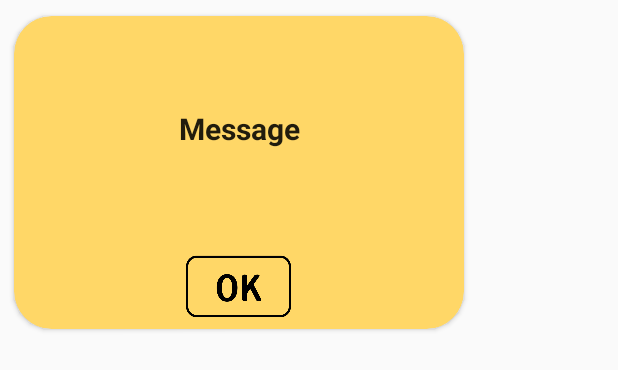
After one commit to angryskull/gameproject1, an Android app: the layout activity_okpopup.xml on its own in the app's theme, with its tools: preview values and no code run, on a phone screen of 412 x 824 dp. The commit adds this screen. Shown: the top 370 px of the screen. Run offline under Robolectric (Android 15) with nearby library versions, the phone set to English and light mode, and no system bars.

Commit message:
[박기태] bgm 버그 수정 / ad life 추가 버그 수정 / ad 안켜지는 버그 수정 / 버튼 push 효과 추가 / ok 팝업 layout 추가

```diff
--- a/GameProject1/app/src/main/AndroidManifest.xml
+++ b/GameProject1/app/src/main/AndroidManifest.xml
@@ -12,6 +12,8 @@
         <activity android:name=".PopupGameOverActivity"
             android:theme="@android:style/Theme.DeviceDefault.Light.Dialog"></activity>
         <activity android:name=".GameActivity" />
+        <activity android:name=".PopupActivity"
+            android:theme="@android:style/Theme.DeviceDefault.Light.Dialog"></activity>
 
         <meta-data
             android:name="com.google.android.gms.ads.APPLICATION_ID"
--- a/GameProject1/app/src/main/res/layout/activity_home.xml
+++ b/GameProject1/app/src/main/res/layout/activity_home.xml
@@ -150,7 +150,7 @@
         app:layout_constraintStart_toStartOf="@+id/backgroundImage"
         app:layout_constraintTop_toTopOf="parent"
         app:layout_constraintVertical_bias="0.912"
-        app:srcCompat="@drawable/playbtn" />
+        app:srcCompat="@drawable/playbutton_selector" />
 
     <LinearLayout
         android:id="@+id/layout_life"
@@ -207,7 +207,7 @@
             android:layout_height="50dp"
             android:layout_marginTop="10dp"
             android:layout_gravity="center"
-            android:src="@drawable/video"
+            android:src="@drawable/adbutton_selector"
             android:scaleType="fitCenter"
             android:clickable="true"
             android:onClick="onClickAd"/>
--- /dev/null
+++ b/GameProject1/app/src/main/res/layout/activity_okpopup.xml
@@ -0,0 +1,31 @@
+<?xml version="1.0" encoding="utf-8"?>
+<androidx.cardview.widget.CardView android:id="@+id/popup"
+    xmlns:android="http://schemas.android.com/apk/res/android"
+    xmlns:app="http://schemas.android.com/apk/res-auto"
+    xmlns:tools="http://schemas.android.com/tools"
+    android:layout_width="wrap_content"
+    android:layout_height="230dp"
+    android:background="#FFFFFFFF"
+    app:cardBackgroundColor="@color/colorBabyYellow"
+    app:cardCornerRadius="25dp"
+    app:cardUseCompatPadding="true"
+    tools:context=".PopupActivity">
+
+    <TextView
+        android:id="@+id/text_msg"
+        android:layout_width="300dp"
+        android:layout_height="150dp"
+        android:layout_gravity="top"
+        android:gravity="center"
+        android:text="Message"
+        android:textColor="@color/browser_actions_text_color"
+        android:textSize="20sp"
+        android:textStyle="bold"/>
+    <Button
+        android:id="@+id/button_ok"
+        android:layout_width="70dp"
+        android:layout_height="50dp"
+        android:background="@drawable/ok"
+        android:layout_gravity="bottom|center"/>
+
+</androidx.cardview.widget.CardView>
```
Also changed, not shown: GameProject1/app/src/main/java/com/example/gameproject1/GameActivity.java (+10 -0 lines), GameProject1/app/src/main/java/com/example/gameproject1/HomeMenuActivity.java (+143 -45 lines), GameProject1/app/src/main/java/com/example/gameproject1/PopupActivity.java (added, +53 -0 lines), GameProject1/app/src/main/java/com/example/gameproject1/PopupGameOverActivity.java (+20 -2 lines), GameProject1/app/src/main/res/drawable/adbutton_selector.xml (added, +9 -0 lines), GameProject1/app/src/main/res/drawable/bgm_off_selector.xml (added, +9 -0 lines), GameProject1/app/src/main/res/drawable/bgm_on_selector.xml (added, +9 -0 lines), GameProject1/app/src/main/res/drawable/effect_off_selector.xml (added, +9 -0 lines), GameProject1/app/src/main/res/drawable/effect_on_selector.xml (added, +9 -0 lines), GameProject1/app/src/main/res/drawable/playbutton_selector.xml (added, +9 -0 lines), GameProject1/app/src/main/res/drawable/bgm_off_press.png (added), GameProject1/app/src/main/res/drawable/bgm_on_press.png (added), GameProject1/app/src/main/res/drawable/effect_off_press.png (added), GameProject1/app/src/main/res/drawable/effect_on_press.png (added), 3 more files.
